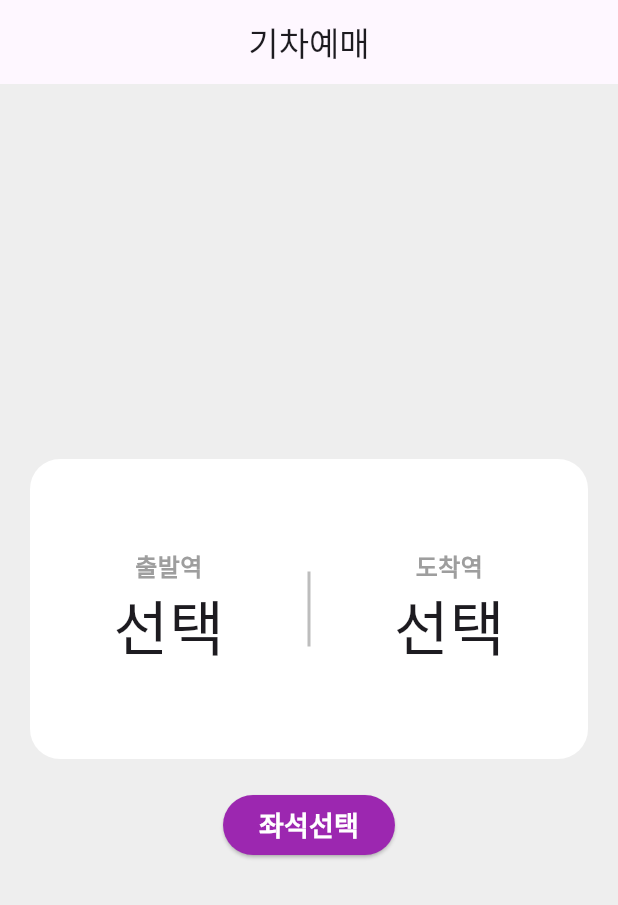
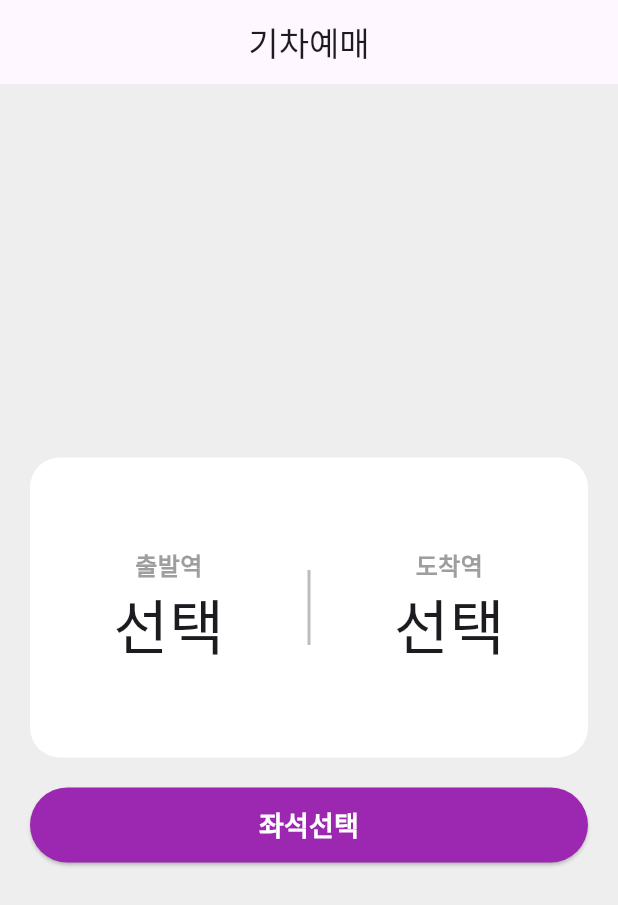
Before and after one commit to 1125bid/4weeks, a Flutter app: the screen it shows after launch, on a phone screen of 412 x 824 dp. Shown: the top 905 px of the screen. Run offline on Flutter 3.47's test engine with Material 3 defaults, Android fonts, the phone set to English and light mode, and no system bars; missing offline and left inert: dart:ffi.

Commit message:
도전1,도전2, 추가기능1

```diff
--- a/lib/HomePage/homepage.dart
+++ b/lib/HomePage/homepage.dart
@@ -33,9 +33,13 @@ class _HomePageState extends State<HomePage> {
           SizedBox(height: 20),
 
           ///좌선 선택버튼
-          ElevatedButton(
+          Container(
+            width: double.infinity,
+            height: 50,
+            child: ElevatedButton(
               style: ElevatedButton.styleFrom(
-                backgroundColor: Colors.purple, foregroundColor: Colors.white),
+                  backgroundColor: Colors.purple,
+                  foregroundColor: Colors.white),
               onPressed: () async {
                 if (depatureStation != null && arrivalStation != null)
                   await Navigator.push(context,
@@ -53,6 +57,7 @@ class _HomePageState extends State<HomePage> {
                     color: Colors.white,
                     fontWeight: FontWeight.bold),
               ),
+            ),
           )
         ]),
       ),
```
Lines whose indentation alone changed are shown as unchanged.
